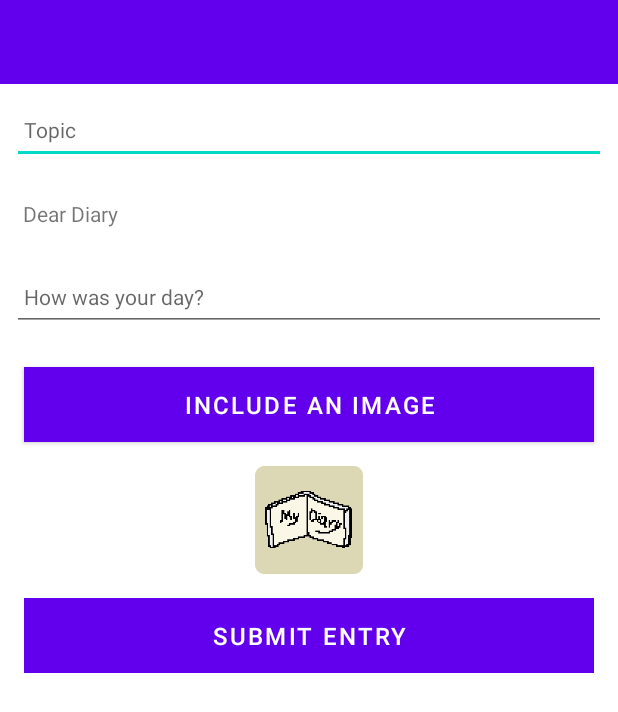
After one commit to 20079934/MyDiaryAndroid, an Android app: the layout activity_entry_add.xml on its own in the app's theme, with its tools: preview values and no code run, on a phone screen of 412 x 824 dp. The commit adds this screen. Shown: the top 712 px of the screen. Run offline under Robolectric (Android 15) with nearby library versions, the phone set to English and light mode, and no system bars.

Commit message:
added layout

```diff
--- a/app/build.gradle
+++ b/app/build.gradle
@@ -1,6 +1,8 @@
 plugins {
     id 'com.android.application'
     id 'kotlin-android'
+    id 'kotlin-android-extensions'
+
 }
 
 android {
@@ -39,6 +41,8 @@ dependencies {
     implementation 'androidx.appcompat:appcompat:1.2.0'
     implementation 'com.google.android.material:material:1.2.1'
     implementation 'androidx.constraintlayout:constraintlayout:2.0.4'
+    implementation 'org.jetbrains.anko:anko-commons:0.10.8'
+    implementation "com.google.code.gson:gson:2.8.5"
     testImplementation 'junit:junit:4.+'
     androidTestImplementation 'androidx.test.ext:junit:1.1.2'
     androidTestImplementation 'androidx.test.espresso:espresso-core:3.3.0'
--- a/app/src/main/AndroidManifest.xml
+++ b/app/src/main/AndroidManifest.xml
@@ -9,7 +9,7 @@
         android:roundIcon="@mipmap/mydiaryicon_round"
         android:supportsRtl="true"
         android:theme="@style/Theme.MyDiary">
-        <activity android:name=".MainActivity">
+        <activity android:name=".activities.MainActivity">
             <intent-filter>
                 <action android:name="android.intent.action.MAIN" />
 
--- a/app/src/main/java/com/w20079934/mydiary/MainActivity.kt
+++ b/app/src/main/java/com/w20079934/mydiary/activities/MainActivity.kt
@@ -1,7 +1,8 @@
-package com.w20079934.mydiary
+package com.w20079934.mydiary.activities
 
 import androidx.appcompat.app.AppCompatActivity
 import android.os.Bundle
+import com.w20079934.mydiary.R
 
 class MainActivity : AppCompatActivity() {
     override fun onCreate(savedInstanceState: Bundle?) {
--- /dev/null
+++ b/app/src/main/res/layout/activity_entry_add.xml
@@ -0,0 +1,105 @@
+<?xml version="1.0" encoding="utf-8"?>
+<androidx.constraintlayout.widget.ConstraintLayout xmlns:android="http://schemas.android.com/apk/res/android"
+    android:layout_width="match_parent"
+    android:layout_height="match_parent"
+    xmlns:app="http://schemas.android.com/apk/res-auto">
+
+    <RelativeLayout
+        android:layout_width="match_parent"
+        android:layout_height="wrap_content"
+        app:layout_constraintBottom_toBottomOf="parent"
+        app:layout_constraintTop_toTopOf="parent">
+
+        <com.google.android.material.appbar.AppBarLayout
+            android:id="@+id/appBarLayout"
+            android:layout_width="match_parent"
+            android:layout_height="wrap_content"
+            android:background="@color/purple_500"
+            android:fitsSystemWindows="true"
+            app:elevation="0dip"
+            app:theme="@style/ThemeOverlay.AppCompat.Dark.ActionBar">
+
+            <androidx.appcompat.widget.Toolbar
+                android:id="@+id/toolbarAdd"
+                android:layout_width="match_parent"
+                android:layout_height="wrap_content"
+                app:titleTextColor="@color/design_default_color_on_primary" />
+        </com.google.android.material.appbar.AppBarLayout>
+
+        <ScrollView
+            android:layout_width="match_parent"
+            android:layout_height="match_parent"
+            android:layout_below="@id/appBarLayout"
+            android:fillViewport="true">
+
+            <LinearLayout
+                android:layout_width="match_parent"
+                android:layout_height="wrap_content"
+                android:orientation="vertical">
+
+                <EditText
+                    android:id="@+id/placemarkTitle"
+                    android:layout_width="match_parent"
+                    android:layout_height="45dp"
+                    android:layout_margin="8dp"
+                    android:autofillHints=""
+                    android:hint="@string/hint_diaryTopic"
+                    android:inputType="text"
+                    android:maxLength="25"
+                    android:maxLines="1"
+                    android:padding="8dp"
+                    android:textColor="@color/white"
+                    android:textSize="14sp" />
+
+                <TextView
+                    android:id="@+id/textView"
+                    android:layout_width="match_parent"
+                    android:layout_height="wrap_content"
+                    android:padding="15dp"
+                    android:text="Dear Diary"/>
+
+                <EditText
+                    android:id="@+id/placemarkDescription"
+                    android:layout_width="match_parent"
+                    android:layout_height="45dp"
+                    android:layout_margin="8dp"
+                    android:autofillHints=""
+                    android:hint="@string/hint_diaryEntry"
+                    android:inputType="text"
+                    android:padding="8dp"
+                    android:textColor="@color/white"
+                    android:textSize="14sp" />
+                <Button
+                    android:id="@+id/chooseImage"
+                    android:layout_width="match_parent"
+                    android:layout_height="wrap_content"
+                    android:layout_margin="16dp"
+                    android:background="@color/purple_500"
+                    android:paddingBottom="8dp"
+                    android:paddingTop="8dp"
+                    android:text="@string/button_addImage"
+                    android:textColor="@color/design_default_color_on_primary"
+                    android:textSize="16sp"/>
+
+                <ImageView
+                    android:id="@+id/placemarkImage"
+                    android:layout_width="match_parent"
+                    android:layout_height="wrap_content"
+                    app:srcCompat="@mipmap/mydiaryicon"/>
+                <Button
+                    android:id="@+id/btnAdd"
+                    android:layout_width="match_parent"
+                    android:layout_height="wrap_content"
+                    android:layout_margin="16dp"
+                    android:background="@color/purple_500"
+                    android:paddingTop="8dp"
+                    android:paddingBottom="8dp"
+                    android:stateListAnimator="@null"
+                    android:text="@string/button_addEntry"
+                    android:textColor="@color/design_default_color_on_primary"
+                    android:textSize="16sp" />
+            </LinearLayout>
+        </ScrollView>
+
+    </RelativeLayout>
+</androidx.constraintlayout.widget.ConstraintLayout>
--- a/app/src/main/res/values/strings.xml
+++ b/app/src/main/res/values/strings.xml
@@ -1,3 +1,8 @@
 <resources>
     <string name="app_name">My Diary</string>
+    <string name="image_text">Image</string>
+    <string name="hint_diaryTopic">Topic</string>
+    <string name="hint_diaryEntry">How was your day?</string>
+    <string name="button_addImage">Include an image</string>
+    <string name="button_addEntry">Submit Entry</string>
 </resources>
```
Also changed, not shown: app/src/main/java/com/w20079934/mydiary/activities/DiaryListActivity.kt (added, +8 -0 lines), app/src/main/res/layout/activity_main.xml (+21 -10 lines), app/src/main/res/layout/card_diary.xml (added, +36 -0 lines).
